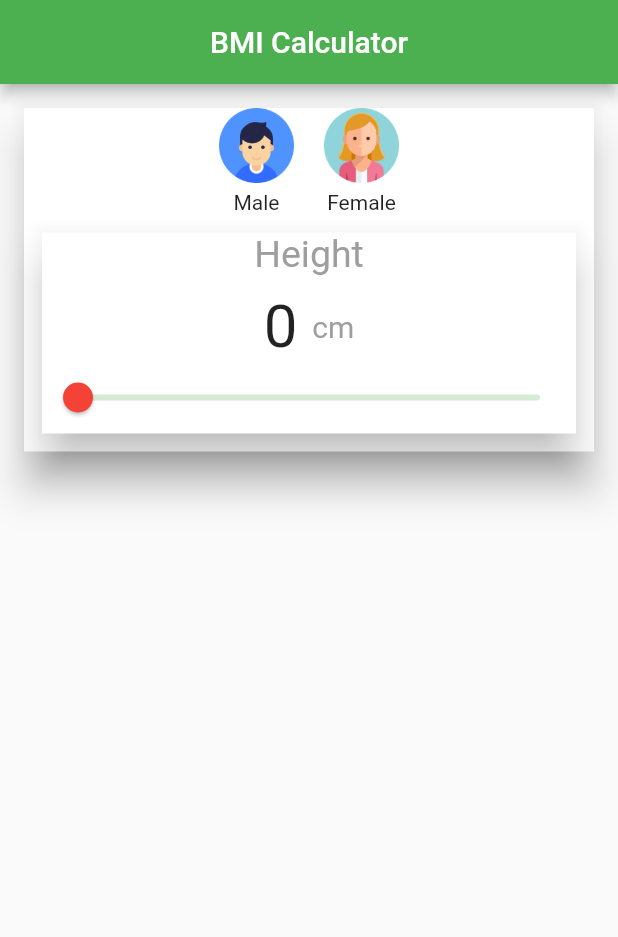
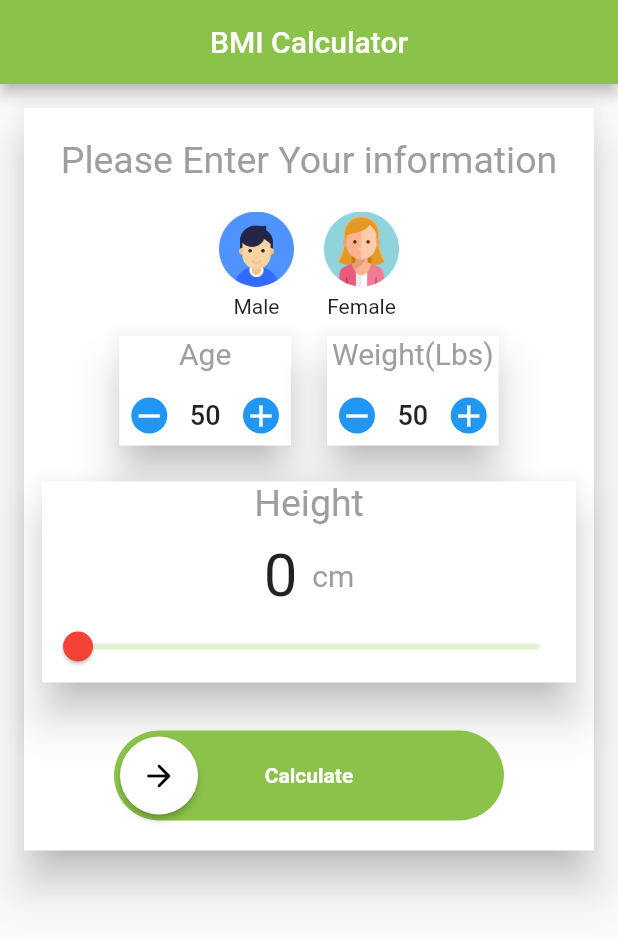
Before and after one commit to hadihakim07/final_project, a Flutter app: the screen it shows after launch, on a phone screen of 412 x 824 dp. Shown: the top 937 px of the screen. Run offline on Flutter 3.47's test engine with Material 2 defaults, Android fonts, the phone set to English and light mode, and no system bars; drawn by our look-alikes of swipeable_button_view; missing offline and left inert: flutter_3d_choice_chip.

Commit message:
Created age and weight widget

```diff
--- /dev/null
+++ b/lib/Weight_Age_widget.dart
@@ -0,0 +1,103 @@
+import 'package:flutter/material.dart';
+
+class AgeWeight extends StatefulWidget {
+
+
+  final Function(int) onChange;
+
+  final String title;
+
+  final int initValue;
+
+  final int min;
+
+  final int max;
+
+  const AgeWeight({Key? key,
+    required this.onChange,
+    required this.initValue,
+    required this.title,
+    required this.max,
+    required this.min})
+      : super(key: key);
+
+  @override
+  State<AgeWeight> createState() => _AgeWeightState();
+}
+
+class _AgeWeightState extends State<AgeWeight> {
+
+  int counter = 0;
+
+  @override
+  void initState() {
+    super.initState();
+    counter = widget.initValue;
+  }
+
+  @override
+  Widget build(BuildContext context) {
+    return Padding(
+        padding: const EdgeInsets.all(8.0),
+        child: Card(
+            elevation: 12,
+            shape: const RoundedRectangleBorder(),
+            child: Column(children: [
+              Text(
+                widget.title,
+                style: const TextStyle(fontSize: 20, color: Colors.grey),
+              ),
+              const SizedBox(height: 10,),
+              Padding(
+                padding: const EdgeInsets.all(8.0),
+                child: Row(
+                  children: [
+                    InkWell(
+                      child: const CircleAvatar(
+                        radius: 12,
+                        backgroundColor: Colors.blue,
+                        child: Icon(
+                            Icons.remove, color: Colors.white),
+                      ),
+                      onTap: (){
+                        setState(() {
+                          if ( counter > widget.min){
+                            counter--;
+                          }
+                        });
+                        widget.onChange(counter);
+                      },
+                    ),
+
+                    const SizedBox(width: 15),
+                    Text(
+                      counter.toString(),
+                    textAlign: TextAlign.center,
+                    style: const TextStyle(
+                        color: Colors.black87,
+                        fontSize: 18,
+                    fontWeight: FontWeight.w500),
+                    ),
+                    const SizedBox(width: 15),
+                    InkWell(
+                      child: const CircleAvatar(
+                        radius: 12,
+                        backgroundColor: Colors.blue,
+                        child: Icon(
+                            Icons.add, color: Colors.white),
+                      ),
+                      onTap: (){
+                        setState(() {
+                          if ( counter < widget.max){
+                            counter++;
+                          }
+                        });
+                        widget.onChange(counter);
+                      },
+                    ),
+                  ],
+                ),
+              )
+            ])));
+  }
+}
--- a/lib/home_screen.dart
+++ b/lib/home_screen.dart
@@ -1,5 +1,9 @@
+import 'dart:math';
+
 import 'package:final_project/Height_Widget.dart';
 import 'package:flutter/material.dart';
+import 'package:swipeable_button_view/swipeable_button_view.dart';
+import 'Weight_Age_widget.dart';
 import 'gender_widget.dart';
 
 class HomeScreen extends StatefulWidget {
@@ -13,6 +17,10 @@ class _HomeScreenState extends State<HomeScreen> {
 
   int _gender = 0;
   int _height = 150;
+  int _age = 30;
+  int _weight = 50;
+  bool _isFinished = false;
+  double _bmiTotal = 0;
 
   @override
   Widget build(BuildContext context) {
@@ -29,15 +37,76 @@ class _HomeScreenState extends State<HomeScreen> {
                 shape: const RoundedRectangleBorder(),
                 child: Column(
                   children: [
+                    const Padding(
+                      padding: EdgeInsets.all(20.0),
+                      child: Text(
+                          "Please Enter Your information",
+                            style: TextStyle(fontSize: 25,
+                            color: Colors.grey,
+                          )
+                      ),
+                    ),
                     GenderWidget(
                       onChange: (genderValue){
                         _gender = genderValue;
                       },
                     ),
+
+                    Row(
+                      mainAxisAlignment: MainAxisAlignment.center,
+                      children: [
+                        AgeWeight(
+                            onChange: (ageValue ) {
+                              _age = ageValue;
+                            },
+                            title: 'Age',
+                            initValue: 50,
+                            max: 100,
+                            min: 0),
+                        AgeWeight(
+                            onChange: (weightValue ) {
+                              _weight = weightValue;
+                            },
+                            title: 'Weight(Lbs)',
+                            initValue: 50,
+                            max: 200,
+                            min: 0)
+                      ],
+                    ),
                     HeightWidget(
                       onChange: (heightValue) {
                         _height = heightValue;
-                    },)
+                      },
+                    ),
+                    Padding(
+                      padding: const EdgeInsets.symmetric(
+                          vertical: 20,
+                          horizontal: 60
+                      ),
+
+                        child: SwipeableButtonView(
+                          isFinished: _isFinished,
+                          onFinish: () {
+                            setState(() {
+                              _isFinished = false;
+                            });
+                          },
+                          onWaitingProcess: () {
+                            calculateBmi();
+
+                            Future.delayed(const Duration(seconds: 2),(){
+                              setState(() {
+                                _isFinished = true;
+                              });
+                            });
+                          },
+                          activeColor: Colors.lightGreen,
+                          buttonWidget: const Icon(
+                            Icons.arrow_forward_rounded,
+                            color: Colors.black,
+                          ),
+                          buttonText: 'Calculate'),
+                      )
                   ],
                 ),
               ),
@@ -45,4 +114,8 @@ class _HomeScreenState extends State<HomeScreen> {
           ),
      );
    }
+
+   void calculateBmi(){
+    _bmiTotal = _weight/pow(_height/100, 2);
+   }
  }
--- a/lib/main.dart
+++ b/lib/main.dart
@@ -14,7 +14,10 @@ class MyApp extends StatelessWidget {
       debugShowCheckedModeBanner: false,
       title: 'Flutter Demo',
       theme: ThemeData(
-        primarySwatch: Colors.green,
+        primarySwatch: Colors.lightGreen,
+        appBarTheme: const AppBarTheme(
+          foregroundColor: Colors.white
+        )
       ),
       home:  const HomeScreen(),
     );
--- a/pubspec.yaml
+++ b/pubspec.yaml
@@ -37,6 +37,7 @@ dependencies:
   cupertino_icons: ^1.0.2
   flutter_3d_choice_chip: ^0.1.4
   page_transition: ^2.0.5
+  swipeable_button_view: ^0.0.2
   pretty_gauge: ^1.0.1
   share_plus: ^4.0.4
 
```
Also changed, not shown: pubspec.lock.
